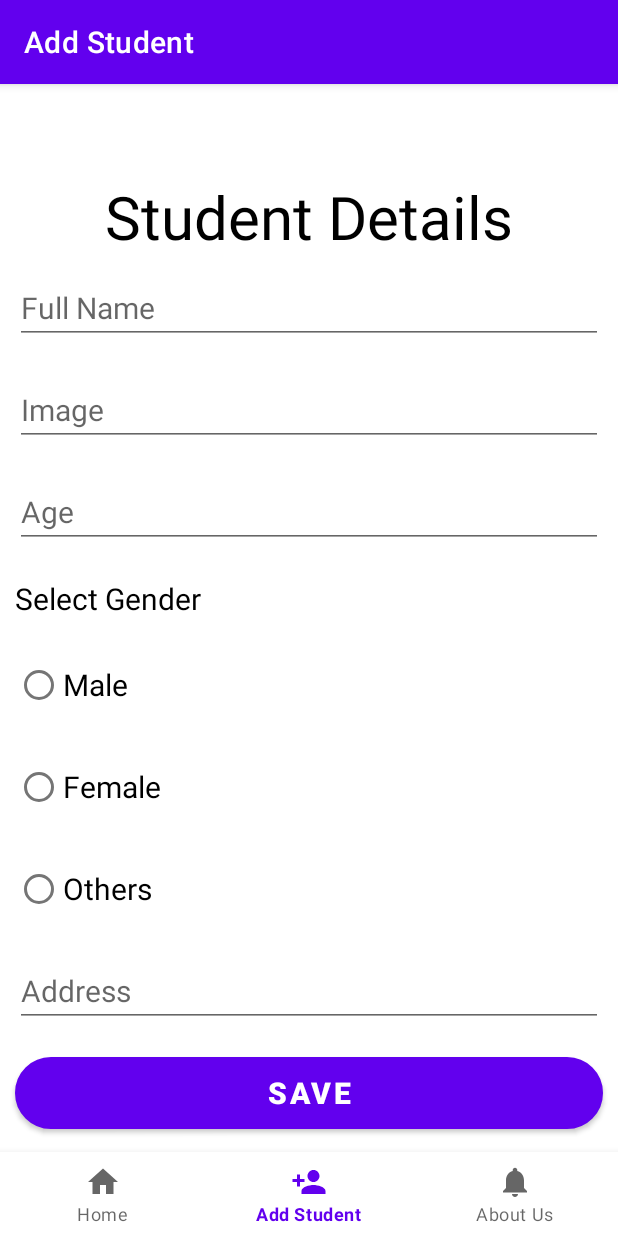
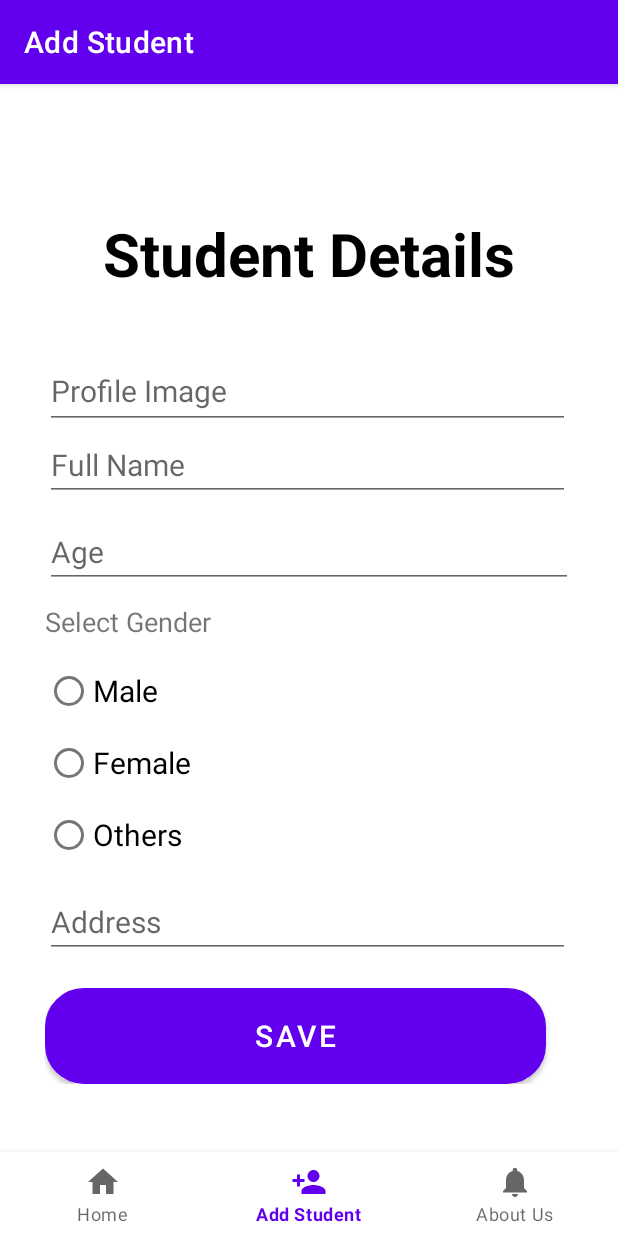
Before and after one commit to sariyanmagar/Week6Assignment1, an Android app: the AddStudentFragment screen opened through its navigation route, on a phone screen of 412 x 824 dp. Run offline under Robolectric (Android 15) with nearby library versions, the phone set to English and light mode, and no system bars; our stand-ins replace CircleImageView, navigation-ui; pictures from the network do not load.

Commit message:
student fragments design changed

```diff
--- a/app/src/main/res/layout/fragment_add_student.xml
+++ b/app/src/main/res/layout/fragment_add_student.xml
@@ -1,99 +1,110 @@
 <?xml version="1.0" encoding="utf-8"?>
-<LinearLayout
-    xmlns:android="http://schemas.android.com/apk/res/android"
+<LinearLayout xmlns:android="http://schemas.android.com/apk/res/android"
     xmlns:tools="http://schemas.android.com/tools"
     android:layout_width="match_parent"
     android:layout_height="match_parent"
     android:orientation="vertical"
+    android:layout_margin="30dp"
     tools:context=".fragments.AddStudentFragment">
 
     <TextView
-        android:id="@+id/title"
         android:layout_width="match_parent"
         android:layout_height="wrap_content"
-        android:text="Student Details"
-        android:textColor="@color/black"
-        android:textSize="40sp"
-        android:layout_marginTop="5dp"
-        android:gravity="center_horizontal"
-        />
+        android:textSize="40dp"
+        android:gravity="center"
+        android:textColor="#000000"
+        android:textStyle="bold"
+        android:text="Student Details" />
+
+    <ScrollView android:layout_marginTop="30dp"
+        android:layout_width="fill_parent"
+        android:layout_height="wrap_content"
+        android:id="@+id/scrollView">
+
+        <LinearLayout
+            android:layout_width="fill_parent"
+            android:layout_height="fill_parent"
+            android:orientation="vertical" >
+
+            <EditText
+                android:id="@+id/etImage"
+                android:layout_width="wrap_content"
+                android:layout_height="50dp"
+                android:ems="15"
+                android:layout_marginTop="10dp"
+                android:hint="Profile Image"
+                android:textSize="20dp"/>
+
+            <EditText
+                android:id="@+id/etFullName"
+                android:layout_width="wrap_content"
+                android:layout_height="wrap_content"
+                android:ems="15"
+                android:hint="Full Name"
+                android:textSize="20dp"/>
 
 
             <EditText
-        android:id="@+id/etFullName"
-        android:layout_width="match_parent"
-        android:layout_height="wrap_content"
-        android:hint="Full Name"
-        android:textSize="20sp"
-        android:layout_margin="10dp"
-        />
-    <EditText
-        android:id="@+id/etImage"
-        android:layout_width="match_parent"
-        android:layout_height="wrap_content"
-        android:layout_margin="10dp"
-        android:hint="Image"
-        android:textSize="20sp"/>
-
-    <EditText
                 android:id="@+id/etAge"
+                android:layout_marginTop="10dp"
                 android:layout_width="match_parent"
                 android:layout_height="wrap_content"
                 android:hint="Age"
-        android:textSize="20sp"
-        android:layout_margin="10dp"
-        />
+                android:inputType="number"
+                android:textSize="20dp"/>
             <TextView
-        android:id="@+id/tvGender"
+                android:layout_marginTop="10dp"
                 android:layout_width="match_parent"
                 android:layout_height="wrap_content"
-        android:text="Select Gender"
-        android:textSize="20sp"
-        android:layout_margin="10dp"
-        android:textColor="@color/black"
-        />
+                android:textSize="18dp"
+                android:layout_marginBottom="10dp"
+                android:text="Select Gender"/>
 
+            <RadioGroup
+                android:id="@+id/Group"
+                android:layout_width="match_parent"
+                android:layout_height="wrap_content"
+                android:orientation="vertical"
+                >
                 <RadioButton
                     android:id="@+id/Male"
                     android:layout_width="match_parent"
                     android:layout_height="wrap_content"
                     android:text="Male"
-        android:textSize="20sp"
-        android:layout_margin="10dp"/>
-
+                    android:textSize="20dp"/>
                 <RadioButton
                     android:id="@+id/Female"
                     android:layout_width="match_parent"
                     android:layout_height="wrap_content"
                     android:text="Female"
-        android:textSize="20sp"
-        android:layout_margin="10dp"/>
-
+                    android:textSize="20dp"/>
                 <RadioButton
                     android:id="@+id/Others"
                     android:layout_width="match_parent"
                     android:layout_height="wrap_content"
                     android:text="Others"
-        android:textSize="20sp"
-        android:layout_margin="10dp"/>
+                    android:textSize="20dp"/>
+            </RadioGroup>
 
             <EditText
                 android:id="@+id/etAddress"
-        android:layout_width="match_parent"
+                android:layout_marginTop="10dp"
+                android:layout_width="wrap_content"
                 android:layout_height="wrap_content"
+                android:ems="15"
                 android:hint="Address"
-        android:textSize="20sp"
-        android:layout_margin="10dp"/>
+                android:textSize="20dp"/>
 
             <Button
                 android:id="@+id/btnSave"
-        android:layout_width="match_parent"
-        android:layout_height="wrap_content"
-        android:text="Save"
-        android:textStyle="bold"
-        android:textSize="20sp"
-        android:shadowColor="@android:color/transparent"
-        android:layout_margin="10dp"
-        android:background="@drawable/roundedcorner"/>
+                android:layout_marginTop="20dp"
+                android:layout_width="334dp"
+                android:layout_height="64dp"
+                android:background="@drawable/roundedcorner"
+                android:textSize="20dp"
+                android:text="Save" />
 
         </LinearLayout>
+
+    </ScrollView>
+</LinearLayout>
```
Lines whose indentation alone changed are shown as unchanged.
